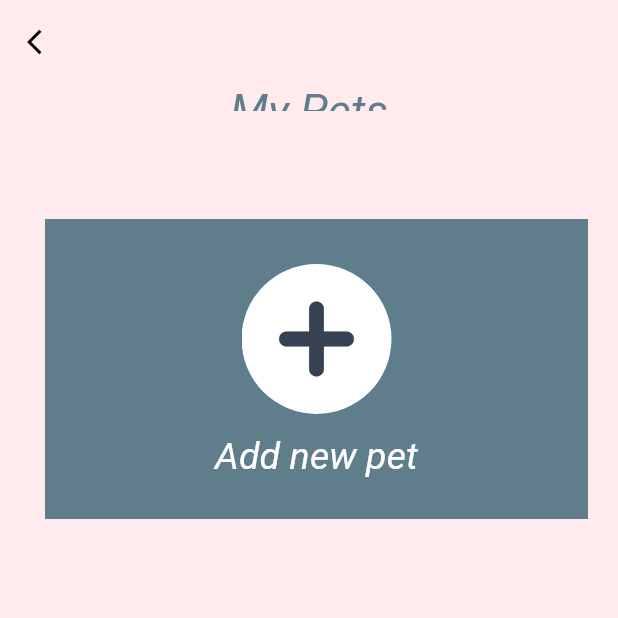
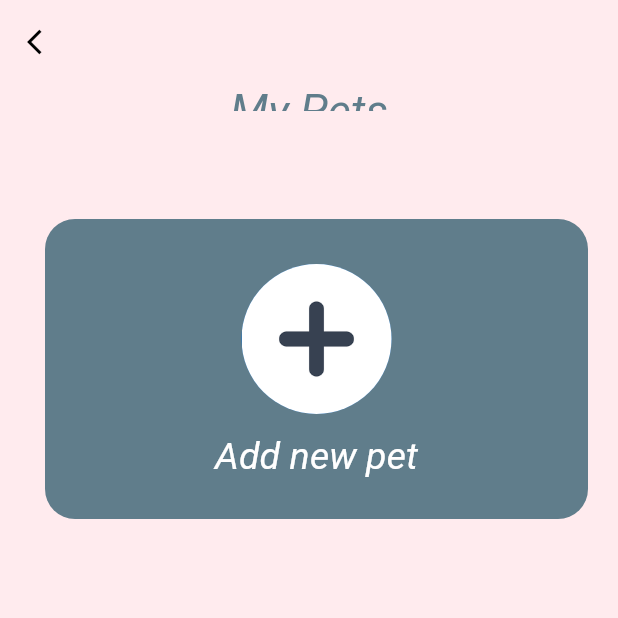
Before and after one commit to Muneerah53/MyPet, a Flutter app: the screen it shows after launch, on a phone screen of 412 x 824 dp, the top half of it. Run offline on Flutter 3.47's test engine with Material 2 defaults, Android fonts, the phone set to English and light mode, and no system bars; our stand-ins replace cloud_firestore, firebase_auth, firebase_core, firebase_database; accounts and stored records are empty.

Commit message:
pets list shape rounded

```diff
--- a/lib/main.dart
+++ b/lib/main.dart
@@ -86,12 +86,13 @@ class Home extends StatelessWidget {
 
  Container(//add
 
+
    padding: EdgeInsets.all(10),
     margin: EdgeInsets.only(left: 30,right:20,top:90,bottom: 10),
     width: 365,height: 200,
 
     //i dont know why this cammand does not work
-    decoration: BoxDecoration( color: Colors.blueGrey,),
+    decoration: BoxDecoration(borderRadius: BorderRadius.circular(20), color: Colors.blueGrey,),
     child:
     Column(
     children: <Widget>[
@@ -155,6 +156,7 @@ class Home extends StatelessWidget {
 
 
      return Card(
+         shape: RoundedRectangleBorder(borderRadius: BorderRadius.circular(20.0)),
          child: Container(
 
            padding: EdgeInsets.all(10),
```
